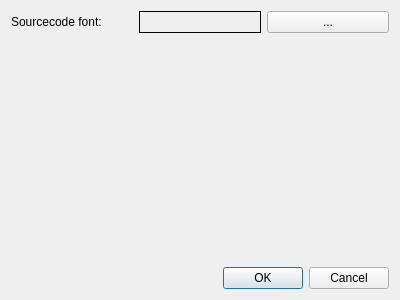
jhn98032/gede, file src/settingsdialog.ui: the form before one commit.
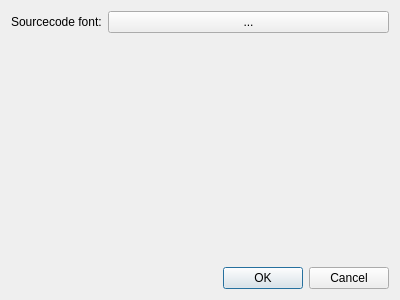
The form after the commit.

Commit message: Selected font is displayed in settingsdlg button

```diff
--- a/src/settingsdialog.ui
+++ b/src/settingsdialog.ui
@@ -23,18 +23,14 @@
        </property>
       </widget>
      </item>
-     <item>
-      <widget class="QLabel" name="label_font">
-       <property name="frameShape">
-        <enum>QFrame::Panel</enum>
-       </property>
-       <property name="text">
-        <string>&lt;font&gt;</string>
-       </property>
-      </widget>
-     </item>
      <item>
       <widget class="QPushButton" name="pushButton_selectFont">
+       <property name="sizePolicy">
+        <sizepolicy hsizetype="MinimumExpanding" vsizetype="Fixed">
+         <horstretch>0</horstretch>
+         <verstretch>0</verstretch>
+        </sizepolicy>
+       </property>
        <property name="text">
         <string>...</string>
        </property>
```
The commit also changes 2 other files.
